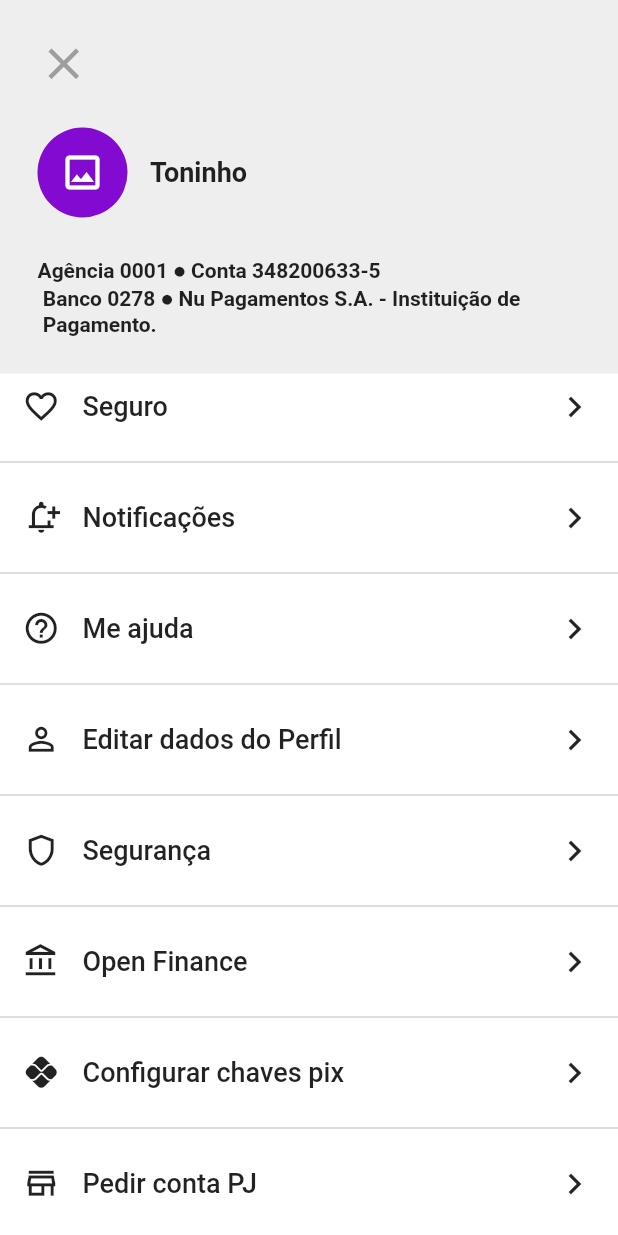
After one commit to BrooitsFeiskJR/Nubank, a Flutter app: the screen it shows after launch, after a tap on the "person" icon, on a phone screen of 412 x 824 dp. The commit adds this screen. Run offline on Flutter 3.47's test engine with Material 2 defaults, Android fonts, the phone set to English and light mode, and no system bars; our stand-ins replace font_awesome_flutter; network calls fail.

Commit message:
Add profile screen

```diff
--- a/lib/mocks/mock_data.dart
+++ b/lib/mocks/mock_data.dart
@@ -1,4 +1,7 @@
+import 'package:flutter/cupertino.dart';
+import 'package:flutter/material.dart';
 import 'package:nubank/model/discover_more_options.dart';
+import 'package:nubank/model/profile_options.dart';
 
 mixin MockDataBase implements Discovery {
   static final discoveryitems = [
@@ -16,7 +19,30 @@ mixin MockDataBase implements Discovery {
             "https://images.pexels.com/photos/3783255/pexels-photo-3783255.jpeg?auto=compress&cs=tinysrgb&w=1260&h=750&dpr=1"),
   ];
 
+  static final optionsItems = [
+    Options(icon: Icons.favorite_outline, option: "Seguro"),
+    Options(icon: Icons.notification_add_outlined, option: "Notificações"),
+    Options(icon: Icons.help_outline, option: "Me ajuda"),
+    Options(icon: Icons.person_outline, option: "Editar dados do Perfil"),
+    Options(icon: Icons.shield_outlined, option: "Segurança"),
+    Options(icon: Icons.account_balance_outlined, option: "Open Finance"),
+    Options(icon: Icons.pix_outlined, option: "Configurar chaves pix"),
+    Options(icon: Icons.store_outlined, option: "Pedir conta PJ"),
+    Options(icon: Icons.money_outlined, option: "Configurar conta"),
+    Options(icon: Icons.inbox_outlined, option: "Configurar cartão"),
+    Options(
+        icon: Icons.signal_cellular_alt_outlined,
+        option: "Configurar perfil de investimentos"),
+    Options(icon: Icons.document_scanner_outlined, option: "Sobre"),
+    Options(icon: Icons.receipt_outlined, option: "Infome rendimentos"),
+    Options(icon: Icons.logout_outlined, option: "Sair do aplicativo"),
+  ];
+
   static List<Discovery> fetchAll() {
     return discoveryitems;
   }
+
+  static List<Options> fetchOptions() {
+    return optionsItems;
+  }
 }
--- /dev/null
+++ b/lib/model/profile_options.dart
@@ -0,0 +1,8 @@
+import 'package:flutter/cupertino.dart';
+
+class Options {
+  IconData icon;
+  String option;
+
+  Options({required this.icon, required this.option});
+}
--- /dev/null
+++ b/lib/screens/profile_screen.dart
@@ -0,0 +1,120 @@
+import "package:flutter/material.dart";
+import 'package:nubank/mocks/mock_data.dart';
+import 'package:nubank/model/profile_options.dart';
+
+class ProfileScreen extends StatelessWidget {
+  ProfileScreen({super.key});
+  final List<Options> optionsIcons = MockDataBase.fetchOptions();
+
+  @override
+  Widget build(BuildContext context) {
+    return Scaffold(
+      backgroundColor: Colors.grey[200],
+      body: SafeArea(
+        child: Column(
+          children: [
+            Padding(
+              padding: const EdgeInsets.all(25.0),
+              child: Column(
+                crossAxisAlignment: CrossAxisAlignment.start,
+                children: [
+                  Icon(Icons.close, size: 35, color: Colors.grey[500]),
+                  const SizedBox(
+                    height: 25,
+                  ),
+                  Row(
+                    children: [
+                      Container(
+                        alignment: Alignment.center,
+                        height: 60,
+                        width: 60,
+                        decoration: const BoxDecoration(
+                          color: Color.fromRGBO(130, 10, 209, 1),
+                          shape: BoxShape.circle,
+                        ),
+                        child: const Icon(
+                          Icons.image_outlined,
+                          size: 30,
+                          color: Colors.white,
+                        ),
+                      ),
+                      const SizedBox(
+                        width: 15,
+                      ),
+                      const Text(
+                        "Toninho",
+                        style: TextStyle(
+                          fontSize: 18,
+                          fontWeight: FontWeight.bold,
+                        ),
+                      )
+                    ],
+                  ),
+                  const SizedBox(
+                    height: 25,
+                  ),
+                  const Text(
+                    "Agência 0001 ● Conta 348200633-5 \n Banco 0278 ● Nu Pagamentos S.A. - Instituição de\n Pagamento.",
+                    style: TextStyle(
+                      fontWeight: FontWeight.w600,
+                    ),
+                  ),
+                ],
+              ),
+            ),
+            Expanded(
+              child: Container(
+                color: Colors.white,
+                child: ListView.separated(
+                  separatorBuilder: (context, index) => Divider(
+                    color: Colors.grey[400],
+                    height: 30,
+                  ),
+                  itemCount: optionsIcons.length,
+                  itemBuilder: (context, index) {
+                    return _setOption(
+                        optionsIcons[index].icon, optionsIcons[index].option);
+                  },
+                ),
+              ),
+            ),
+          ],
+        ),
+      ),
+    );
+  }
+
+  Widget _setOption(IconData icon, String option) {
+    return Padding(
+      padding: const EdgeInsets.symmetric(
+        horizontal: 15.0,
+        vertical: 8,
+      ),
+      child: Row(
+        mainAxisAlignment: MainAxisAlignment.spaceBetween,
+        children: [
+          Row(
+            children: [
+              Icon(
+                icon,
+                size: 25,
+              ),
+              const SizedBox(width: 15),
+              Text(
+                option,
+                style: const TextStyle(
+                  fontSize: 18,
+                  fontWeight: FontWeight.w500,
+                ),
+              ),
+            ],
+          ),
+          const Icon(
+            Icons.chevron_right_outlined,
+            size: 28,
+          )
+        ],
+      ),
+    );
+  }
+}
--- a/lib/widgets/header_home_screen.dart
+++ b/lib/widgets/header_home_screen.dart
@@ -1,6 +1,7 @@
 // ignore_for_file: prefer_const_constructors
 
 import 'package:flutter/material.dart';
+import 'package:nubank/screens/profile_screen.dart';
 
 class HeaderHome extends StatefulWidget {
   const HeaderHome({super.key});
@@ -27,9 +28,15 @@ class _HeaderHomeState extends State<HeaderHome> {
                   shape: BoxShape.circle,
                   color: Color.fromARGB(255, 157, 16, 252),
                 ),
-                child: const Icon(
-                  Icons.person,
-                  color: Colors.white,
+                child: GestureDetector(
+                  onTap: () {
+                    Navigator.of(context).push(MaterialPageRoute(
+                        builder: ((context) => ProfileScreen())));
+                  },
+                  child: const Icon(
+                    Icons.person,
+                    color: Colors.white,
+                  ),
                 ),
               ),
               Row(
```
